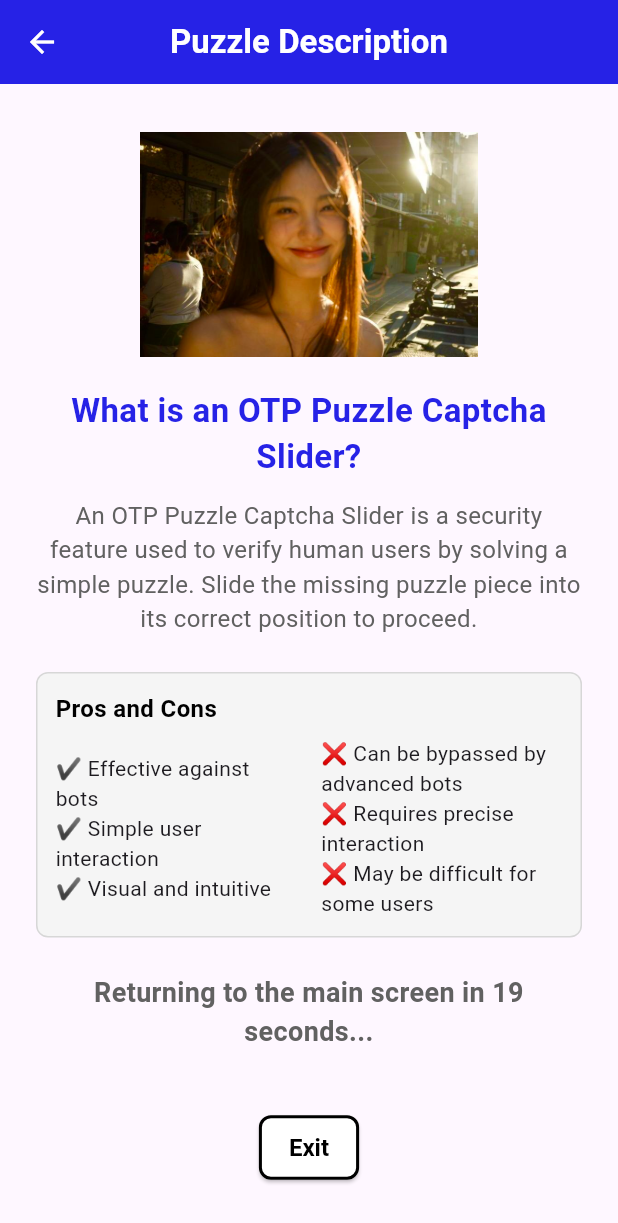
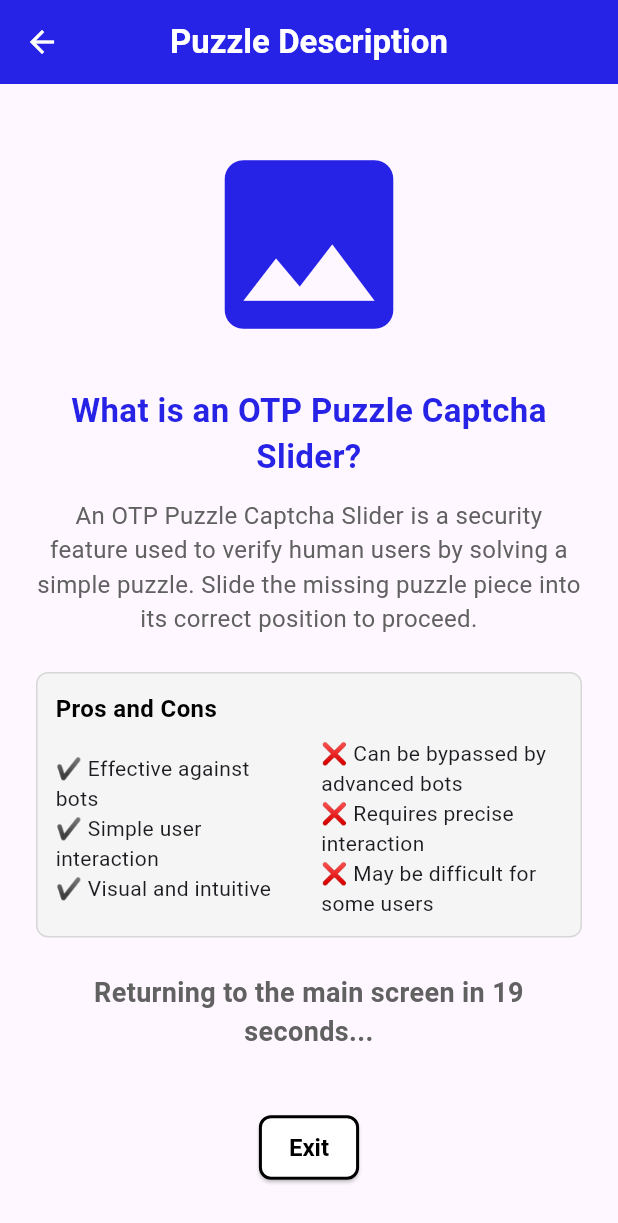
Before and after one commit to KarlJrm/auth, a Flutter app: the PuzzleDescriptionScreen screen opened directly, on a phone screen of 412 x 824 dp. Shown: the top 1223 px of the screen. Run offline on Flutter 3.47's test engine with Material 3 defaults, Android fonts, the light colour scheme and no system bars; our stand-ins replace audioplayers, flutter_colorpicker, image_picker; missing offline and left inert: slider_captcha.

Commit message:
changed placeholder image with icons instead

```diff
--- a/lib/puzzle_description.dart
+++ b/lib/puzzle_description.dart
@@ -66,10 +66,12 @@ class _PuzzleDescriptionScreenState extends State<PuzzleDescriptionScreen> {
           child: Column(
             crossAxisAlignment: CrossAxisAlignment.center,
             children: <Widget>[
-              Image.asset(
-                'assets/puzzlesliderimg1.jpg', // Replace with your puzzle image asset
-                height: 150,
+              Icon(
+                Icons.image,
+                size: 150,
+                color: Color(0xFF2622E6),
               ),
+
               SizedBox(height: 20),
               Text(
                 "What is an OTP Puzzle Captcha Slider?",
```
Also changed, not shown: lib/knock_description.dart (+6 -3 lines).
